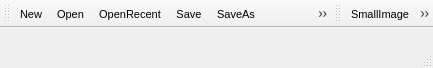
First picture: the form in design/mainwindow.ui, repository SadCPPCoder/OSDNotepad, before the edit.
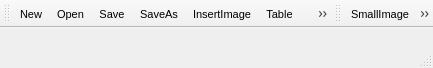
Second picture: the form after the edit. Icons and pictures are not drawn.

Commit message:
Add Table and List
--Description:
  1. Add new features to insert table and list into the editor, and
  add related functions to operate table and list.
  2. Also fixing some bugs.

--ChangeLog:
  1. Add a simple combobox widget;
  2. Use new simple combobox widget to replace recent list action;
  3. Add gitignore file;
  4. Add some shortcuts for table and list.

```diff
--- a/design/mainwindow.ui
+++ b/design/mainwindow.ui
@@ -77,10 +77,10 @@
    </attribute>
    <addaction name="actionNew"/>
    <addaction name="actionOpen"/>
-   <addaction name="actionOpenRecent"/>
    <addaction name="actionSave"/>
    <addaction name="actionSaveAs"/>
    <addaction name="actionInsertImage"/>
+   <addaction name="actionTable"/>
    <addaction name="actionTransIncrease"/>
    <addaction name="actionTransDecrease"/>
   </widget>
@@ -394,18 +394,6 @@
     <string>About the application.</string>
    </property>
   </action>
-  <action name="actionOpenRecent">
-   <property name="icon">
-    <iconset resource="resources.qrc">
-     <normaloff>:/res/icon/open_recent_file.png</normaloff>:/res/icon/open_recent_file.png</iconset>
-   </property>
-   <property name="text">
-    <string>OpenRecent</string>
-   </property>
-   <property name="toolTip">
-    <string>Open recent files.</string>
-   </property>
-  </action>
   <action name="actionSaveAs">
    <property name="icon">
     <iconset resource="resources.qrc">
@@ -430,6 +418,15 @@
     <string>Shortcut</string>
    </property>
   </action>
+  <action name="actionTable">
+   <property name="icon">
+    <iconset resource="../resources.qrc">
+     <normaloff>:/res/icon/table.png</normaloff>:/res/icon/table.png</iconset>
+   </property>
+   <property name="text">
+    <string>Table</string>
+   </property>
+  </action>
  </widget>
  <layoutdefault spacing="6" margin="11"/>
  <resources>
```
Left out of the diff: 38 changed lines with no effect on the pictures. The commit also changes 17 other files.
